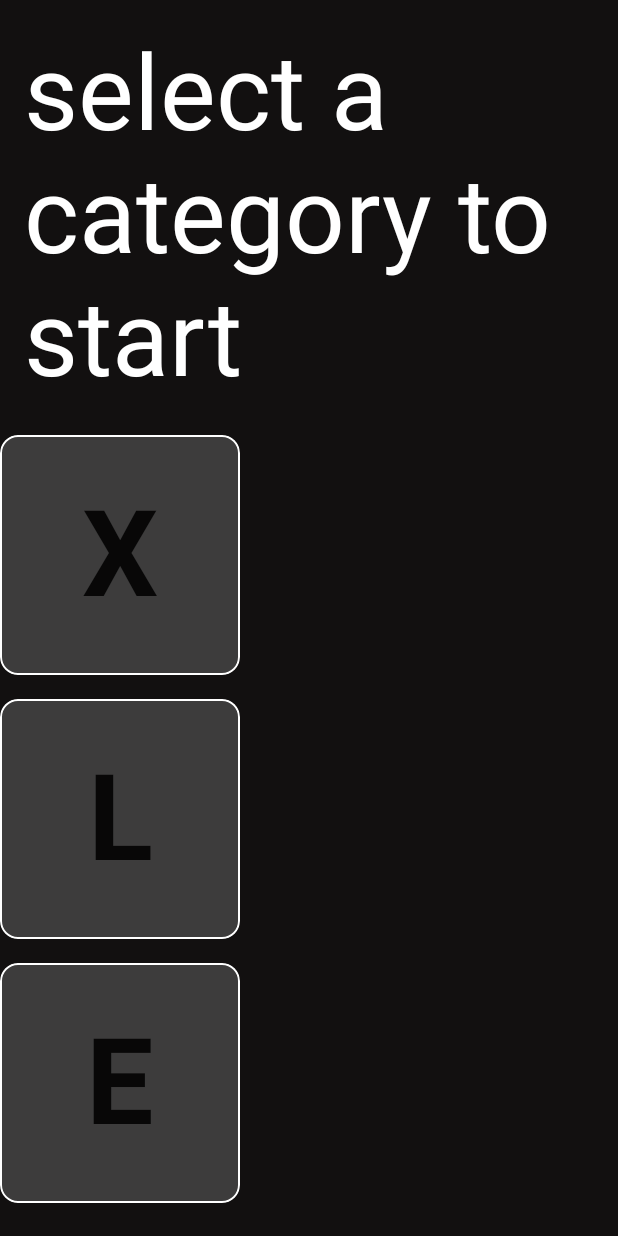
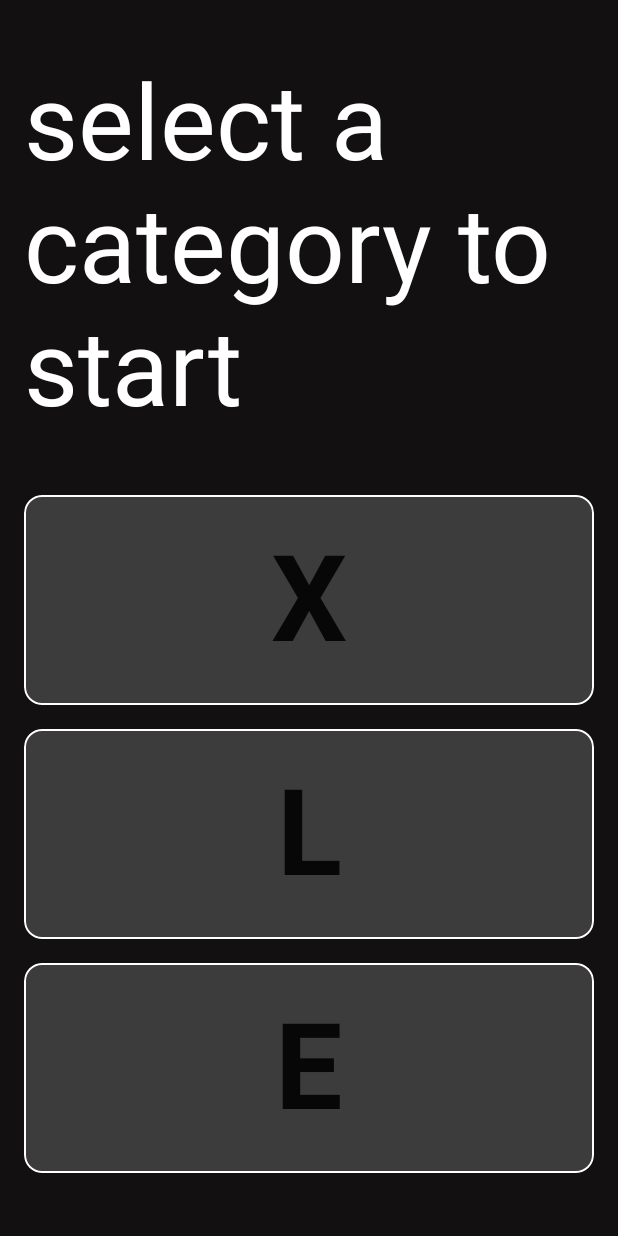
Before and after one commit to ttakpotosu2/RickandMortyApp, an Android app built with Jetpack Compose: the screen it shows after launch (MainActivity), on a phone screen of 412 x 824 dp. Run offline under Robolectric (Android 15) with nearby library versions, the phone set to English and light mode, and no system bars; our stand-ins replace Dagger/Hilt's generated code.

Commit message:
UI amendments to details screen

```diff
--- a/app/src/main/java/com/example/rickandmortyapp/presentation/screens/CharacterDetailScreen.kt
+++ b/app/src/main/java/com/example/rickandmortyapp/presentation/screens/CharacterDetailScreen.kt
@@ -57,7 +57,6 @@ fun CharacterDetailScreen(
                     IconButton(
                         onClick = { navHostController.navigateUp() },
                         modifier = Modifier
-                            .padding(16.dp)
                             .size(40.dp)
                     ) {
                         Icon(
--- a/app/src/main/java/com/example/rickandmortyapp/presentation/screens/HomeScreen.kt
+++ b/app/src/main/java/com/example/rickandmortyapp/presentation/screens/HomeScreen.kt
@@ -23,7 +23,8 @@ fun HomeScreen(navController: NavHostController) {
     Column(
         modifier = Modifier
             .fillMaxSize()
-            .background(Color(0xFF121010)),
+            .background(Color(0xFF121010))
+            .padding(horizontal = 16.dp),
         verticalArrangement = Arrangement.SpaceEvenly,
         horizontalAlignment = Alignment.Start
     ) {
@@ -32,8 +33,7 @@ fun HomeScreen(navController: NavHostController) {
             style = TextStyle(
                 fontSize = 70.sp,
                 color = Color.White
-            ),
-            modifier = Modifier.padding(horizontal = 16.dp)
+            )
         )
         Column(
             modifier = Modifier.fillMaxWidth(),
@@ -63,7 +63,8 @@ fun CategoryCard(
     Box(
         contentAlignment = Alignment.Center,
         modifier = Modifier
-            .size(160.dp)
+            .fillMaxWidth()
+            .height(140.dp)
             .clip(RoundedCornerShape(12.dp))
             .background(Color(0xFF3D3C3C))
             .border(width = 1.dp, color = Color.White, shape = RoundedCornerShape(12.dp))
--- a/app/src/main/java/com/example/rickandmortyapp/presentation/screens/LocationDetailScreen.kt
+++ b/app/src/main/java/com/example/rickandmortyapp/presentation/screens/LocationDetailScreen.kt
@@ -65,7 +65,6 @@ fun LocationDetailScreen(
                     IconButton(
                         onClick = { navController.navigateUp() },
                         modifier = Modifier
-                            .padding(16.dp)
                             .size(40.dp)
                     ) {
                         Icon(
```
